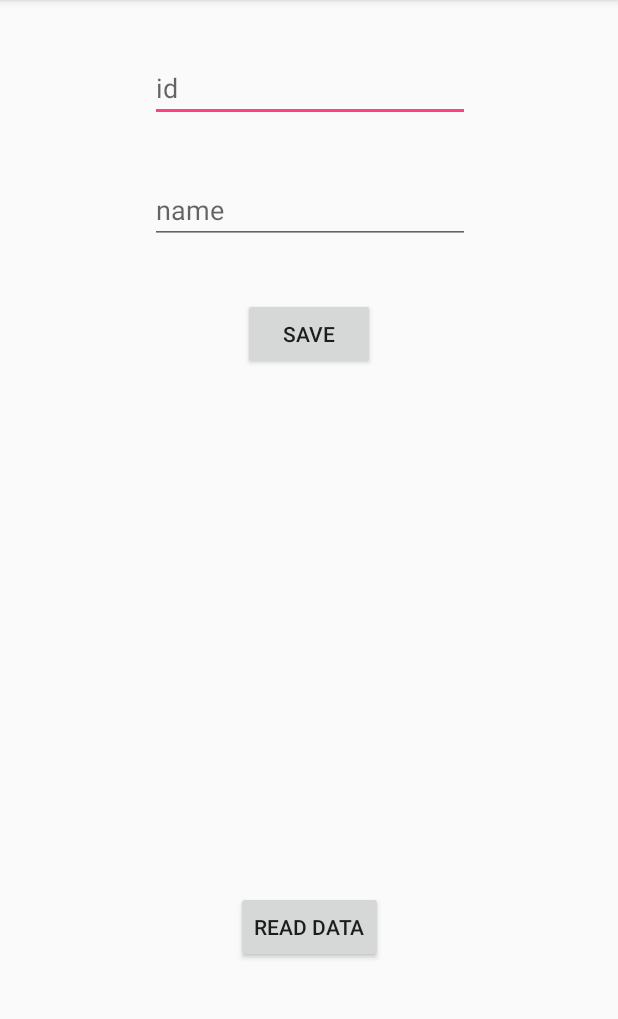
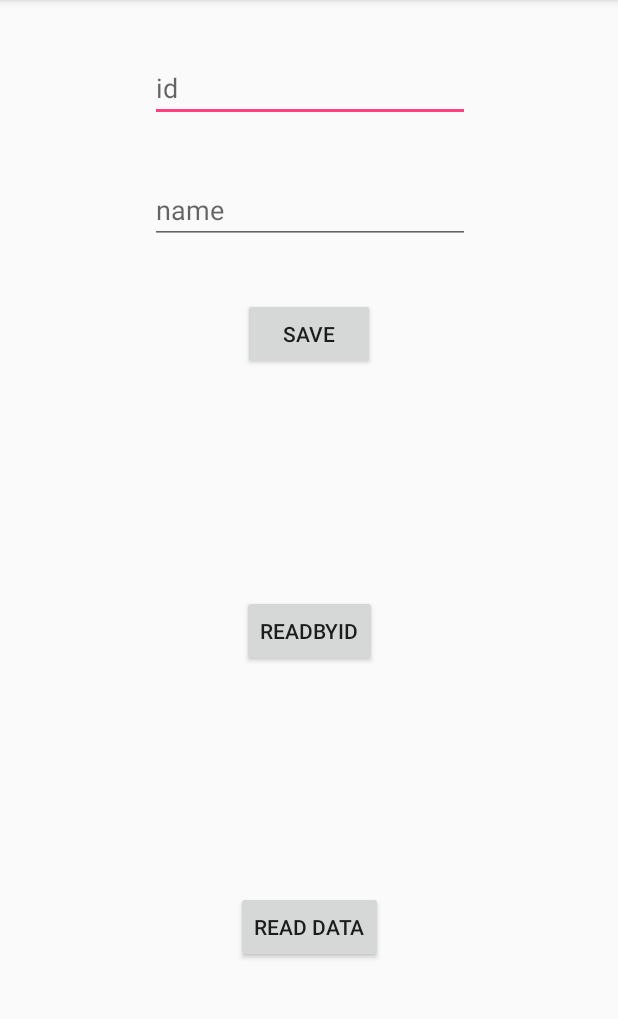
Before and after one commit to sbtali/RealmDB, an Android app: the screen it shows after launch (MainActivity), after a tap on "SAVE", on a phone screen of 412 x 824 dp, the part 84-1103 px from its top. Run offline under Robolectric (Android 15) with nearby library versions, the phone set to English and light mode, and no system bars; libraries missing offline, so code that uses them is left out: io.realm, io.realm.annotations; 4 statements that could not run were skipped.

Commit message:
march 29 / 2018

```diff
--- a/app/src/main/java/com/alisabet/realmdb/MainActivity.kt
+++ b/app/src/main/java/com/alisabet/realmdb/MainActivity.kt
@@ -6,6 +6,7 @@ import android.view.View
 import android.widget.Button
 import android.widget.EditText
 import android.widget.TextView
+import android.widget.Toast
 
 class MainActivity : AppCompatActivity() {
 
@@ -14,17 +15,21 @@ class MainActivity : AppCompatActivity() {
     private lateinit var data: TextView
     private lateinit var save: Button
     private lateinit var read: Button
+    private lateinit var readById: Button
 
     override fun onCreate(savedInstanceState: Bundle?) {
         super.onCreate(savedInstanceState)
         setContentView(R.layout.activity_main)
         initViews()
-        save.setOnClickListener(View.OnClickListener {
+        save.setOnClickListener({
             val model = Model(id_et.text.toString().trim(), name_et.text.toString().trim())
             RealmHelper.writeToDB(model)
         })
-        read.setOnClickListener(View.OnClickListener {
-            data.text = RealmHelper.readAllFromDB()
+        read.setOnClickListener({
+            data.text = RealmHelper.findAllFromDB()
+        })
+        readById.setOnClickListener({
+            Toast.makeText(this, RealmHelper.findByIdFromDB("1001"), Toast.LENGTH_SHORT).show()
         })
     }
 
@@ -34,5 +39,6 @@ class MainActivity : AppCompatActivity() {
         data = findViewById<TextView>(R.id.data)
         save = findViewById<Button>(R.id.save)
         read = findViewById<Button>(R.id.read)
+        readById = findViewById<Button>(R.id.readById)
     }
 }
--- a/app/src/main/java/com/alisabet/realmdb/RealmHelper.kt
+++ b/app/src/main/java/com/alisabet/realmdb/RealmHelper.kt
@@ -1,17 +1,22 @@
 package com.alisabet.realmdb
 
+import android.util.Log
 import io.realm.Realm
 
 class RealmHelper {
 
     companion object {
-        private var realm= Realm.getDefaultInstance()
+        private var realm = Realm.getDefaultInstance()
         fun writeToDB(model: Model){
-            realm.executeTransactionAsync(Realm.Transaction {
+            realm.executeTransactionAsync({
                 realm -> realm.createObject(Model::class.java, model.id).name = model.name
+            }, {
+                Log.i("db", "saved")
+            }, {
+                Log.i("db", "not saved because of : " + it.message)
             })
         }
-        fun readAllFromDB() : String{
+        fun findAllFromDB() : String{
             val models = realm.where(Model::class.java).findAll()
             var string : String = ""
             for (model in models) {
@@ -19,5 +24,9 @@ class RealmHelper {
             }
             return string
         }
+        fun findByIdFromDB(id: String) : String? {
+            val model = realm.where(Model::class.java).equalTo("id", id).findFirst()
+            return model!!.name
+        }
     }
 }
--- a/app/src/main/res/layout/activity_main.xml
+++ b/app/src/main/res/layout/activity_main.xml
@@ -80,4 +80,18 @@
         app:layout_constraintStart_toStartOf="parent"
         app:layout_constraintTop_toBottomOf="@+id/save" />
 
+    <Button
+        android:id="@+id/readById"
+        android:layout_width="wrap_content"
+        android:layout_height="wrap_content"
+        android:layout_marginBottom="8dp"
+        android:layout_marginEnd="8dp"
+        android:layout_marginStart="8dp"
+        android:layout_marginTop="8dp"
+        android:text="readById"
+        app:layout_constraintBottom_toTopOf="@+id/read"
+        app:layout_constraintEnd_toEndOf="parent"
+        app:layout_constraintStart_toStartOf="parent"
+        app:layout_constraintTop_toBottomOf="@+id/save" />
+
 </android.support.constraint.ConstraintLayout>
```
